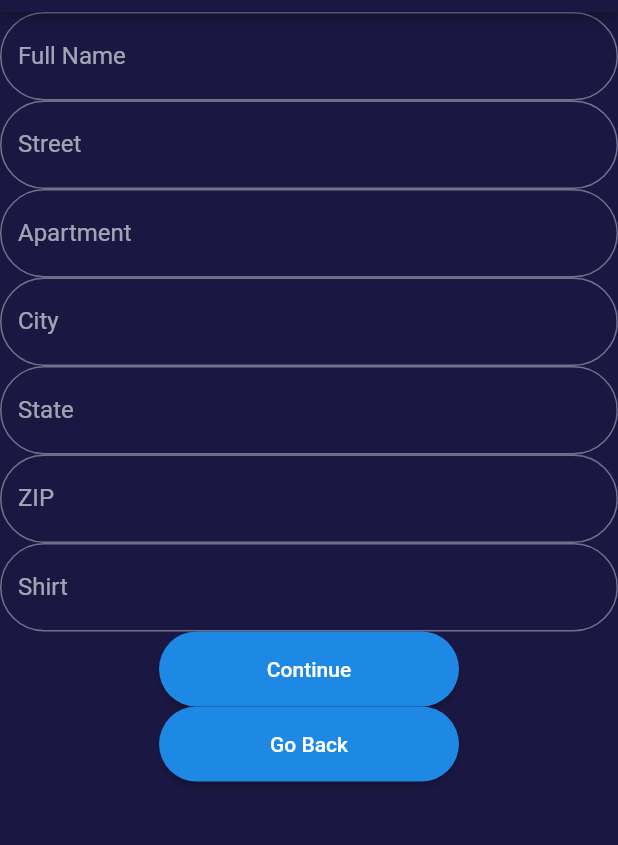
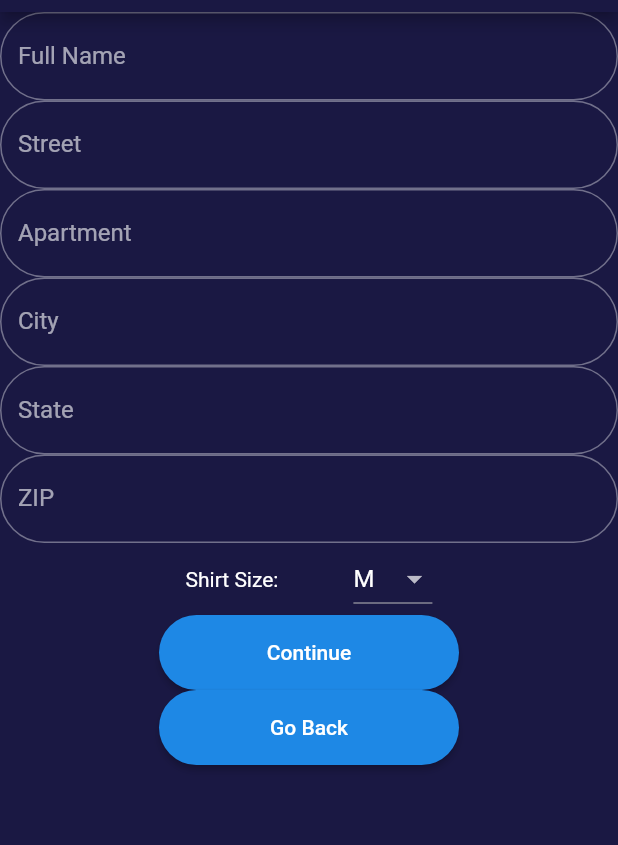
Before and after one commit to KnightHacks/club-app-2021, a Flutter app: the Register1 screen opened by its route, on a phone screen of 412 x 824 dp, the part 72-917 px from its top. Run offline on Flutter 3.47's test engine with Material 2 defaults, Android fonts, the phone set to English and light mode, and no system bars; our stand-ins replace cloud_firestore, email_validator, firebase_auth; missing offline and left inert: add_2_calendar; accounts and stored records are empty.

Commit message:
Add TShirt selector.

```diff
--- a/lib/model/KnightHacksUser.dart
+++ b/lib/model/KnightHacksUser.dart
@@ -1,3 +1,4 @@
+import 'package:club_app_2021/model/ShirtSize.dart';
 import 'package:flutter/material.dart';
 
 class KnightHackUser extends InheritedWidget {
@@ -11,7 +12,7 @@ class KnightHackUser extends InheritedWidget {
   final String city;
   final String state;
   final String zip;
-  final String shirtSize;
+  final ShirtSize shirtSize;
 
   KnightHackUser({
     this.uid,
--- /dev/null
+++ b/lib/model/ShirtSize.dart
@@ -0,0 +1,18 @@
+enum ShirtSize {
+  S,
+  M,
+  XL,
+  XXL,
+}
+
+extension ShirtVal on ShirtSize {
+
+  static const displayMap = {
+    ShirtSize.S: "S",
+    ShirtSize.M: "M",
+    ShirtSize.XL : "XL",
+    ShirtSize.XXL: "XXL",
+  };
+
+  String get displayName => displayMap[this];
+}
--- a/lib/screens/register1.dart
+++ b/lib/screens/register1.dart
@@ -1,8 +1,10 @@
+import 'package:club_app_2021/model/ShirtSize.dart';
 import 'package:club_app_2021/widgets/title_bar.dart';
 import 'package:club_app_2021/model/KnightHacksUser.dart';
 import 'package:club_app_2021/screens/register2.dart';
 import 'package:club_app_2021/widgets/rounded_button.dart';
 import 'package:club_app_2021/widgets/rounded_input.dart';
+import 'package:club_app_2021/widgets/tshirt_selector.dart';
 import 'package:flutter/material.dart';
 
 class Register1 extends StatefulWidget {
@@ -22,9 +24,10 @@ class _Register1State extends State<Register1> {
   final _cityController = TextEditingController();
   final _stateController = TextEditingController();
   final _zipController = TextEditingController();
-  final _shirtSizeController = TextEditingController();
+  ShirtSize _shirtSize = ShirtSize.M;
 
   KnightHackUser _user;
+
 
   String _validate(String value) {
     if (value.isEmpty) {
@@ -32,6 +35,10 @@ class _Register1State extends State<Register1> {
     }
 
     return null;
+  }
+
+  void onTShirtChange(ShirtSize value) {
+    this._shirtSize = value;
   }
 
   @override
@@ -74,10 +81,15 @@ class _Register1State extends State<Register1> {
                   labelText: "ZIP",
                   controller: _zipController,
                 ),
-                RoundedTextInput(
-                  validator: _validate,
-                  labelText: "Shirt",
-                  controller: _shirtSizeController,
+                Row(
+                  mainAxisAlignment: MainAxisAlignment.center,
+                  children: [
+                    Text("Shirt Size:"),
+                    SizedBox(width: 50,),
+                    TShirtSelector(
+                      onChange: onTShirtChange,
+                    ),
+                  ],
                 ),
                 RoundedButton(
                   child: Text("Continue"),
@@ -91,7 +103,7 @@ class _Register1State extends State<Register1> {
                       city: _cityController.text,
                       state: _stateController.text,
                       zip: _zipController.text,
-                      shirtSize: _shirtSizeController.text
+                      shirtSize: _shirtSize,
                     );
 
                     Navigator.push(
--- a/lib/screens/register2.dart
+++ b/lib/screens/register2.dart
@@ -7,6 +7,7 @@ import 'package:club_app_2021/screens/confirm.dart';
 import '../widgets/title_bar.dart';
 import 'package:club_app_2021/constants.dart';
 import 'package:email_validator/email_validator.dart';
+import '../model/ShirtSize.dart';
 
 class Register2 extends StatefulWidget {
   static const String id = "Register2";
@@ -115,7 +116,7 @@ class _Register2State extends State<Register2> {
                             'city': _user.city,
                             'state': _user.state,
                             'zip': _user.zip,
-                            'shirtSize': _user.shirtSize
+                            'shirtSize': _user.shirtSize.displayName,
                           });
                           try {
                             await user.sendEmailVerification();
--- a/lib/widgets/account_drawer.dart
+++ b/lib/widgets/account_drawer.dart
@@ -45,7 +45,7 @@ class _AccountDrawerState extends State<AccountDrawer> {
           city: data["city"].toString(),
           state: data["state"].toString(),
           zip: data["zip"].toString(),
-          shirtSize: data["shirtSize"].toString(),
+          //shirtSize: data["shirtSize"].toString(),
         );
       });
 
--- /dev/null
+++ b/lib/widgets/tshirt_selector.dart
@@ -0,0 +1,49 @@
+import 'package:club_app_2021/model/ShirtSize.dart';
+import 'package:flutter/material.dart';
+
+class TShirtSelector extends StatefulWidget {
+
+  final Function(ShirtSize) onChange;
+  final ShirtSize value;
+
+  TShirtSelector({
+    this.onChange,
+    this.value = ShirtSize.M,
+  });
+
+  @override
+  _TShirtSelectorState createState() => _TShirtSelectorState(changeHandler: this.onChange, currentValue: this.value);
+}
+
+class _TShirtSelectorState extends State<TShirtSelector> {
+
+  ShirtSize currentValue;
+  Function(ShirtSize) changeHandler;
+
+  _TShirtSelectorState({this.currentValue, this.changeHandler});
+
+  void onChanged(ShirtSize value) {
+    setState(() {
+      this.currentValue = value;
+    });
+
+    // Forward handler.
+    changeHandler(value);
+  }
+
+  @override
+  Widget build(BuildContext context) {
+    return Container(
+      child: DropdownButton<ShirtSize>(
+        onChanged: onChanged,
+        value: currentValue,
+        items: ShirtSize.values.map<DropdownMenuItem<ShirtSize>>((ShirtSize size) {
+          return DropdownMenuItem<ShirtSize>(
+            child: Text(size.displayName),
+            value: size
+          );
+        }
+      ).toList(),
+    ));
+  }
+}
```
Also changed, not shown: lib/screens/accountedit.dart (+12 -1 lines).
